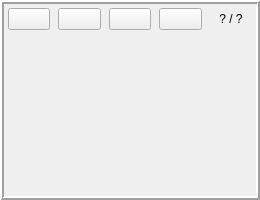
First picture: the form in src/Widgets/library.ui, repository Zugzwangs/Eternal-Deck-Builder, before the edit.
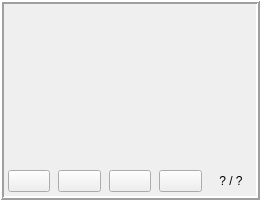
Second picture: the form after the edit. Icons and pictures are not drawn.

The edit to the form file:
```diff
--- a/src/Widgets/library.ui
+++ b/src/Widgets/library.ui
@@ -64,111 +64,6 @@
    <property name="bottomMargin">
     <number>0</number>
    </property>
-   <item>
-    <widget class="QFrame" name="frameButtons">
-     <property name="frameShape">
-      <enum>QFrame::NoFrame</enum>
-     </property>
-     <property name="frameShadow">
-      <enum>QFrame::Plain</enum>
-     </property>
-     <layout class="QHBoxLayout" name="frameButtonsLayout">
-      <property name="spacing">
-       <number>8</number>
-      </property>
-      <property name="leftMargin">
-       <number>4</number>
-      </property>
-      <property name="topMargin">
-       <number>4</number>
-      </property>
-      <property name="rightMargin">
-       <number>4</number>
-      </property>
-      <property name="bottomMargin">
-       <number>4</number>
-      </property>
-      <item>
-       <widget class="QPushButton" name="pbDraw">
-        <property name="text">
-         <string/>
-        </property>
-        <property name="icon">
-         <iconset resource="../res.qrc">
-          <normaloff>:/icons/draw.png</normaloff>:/icons/draw.png</iconset>
-        </property>
-        <property name="iconSize">
-         <size>
-          <width>48</width>
-          <height>24</height>
-         </size>
-        </property>
-       </widget>
-      </item>
-      <item>
-       <widget class="QPushButton" name="pbBrowse">
-        <property name="text">
-         <string/>
-        </property>
-        <property name="icon">
-         <iconset resource="../res.qrc">
-          <normaloff>:/icons/browse.png</normaloff>:/icons/browse.png</iconset>
-        </property>
-        <property name="iconSize">
-         <size>
-          <width>24</width>
-          <height>24</height>
-         </size>
-        </property>
-       </widget>
-      </item>
-      <item>
-       <widget class="QPushButton" name="pbBurn">
-        <property name="text">
-         <string/>
-        </property>
-        <property name="icon">
-         <iconset resource="../res.qrc">
-          <normaloff>:/icons/burn.png</normaloff>:/icons/burn.png</iconset>
-        </property>
-        <property name="iconSize">
-         <size>
-          <width>24</width>
-          <height>24</height>
-         </size>
-        </property>
-       </widget>
-      </item>
-      <item>
-       <widget class="QPushButton" name="pbShuffle">
-        <property name="text">
-         <string/>
-        </property>
-        <property name="icon">
-         <iconset resource="../res.qrc">
-          <normaloff>:/icons/shuffle.png</normaloff>:/icons/shuffle.png</iconset>
-        </property>
-        <property name="iconSize">
-         <size>
-          <width>24</width>
-          <height>24</height>
-         </size>
-        </property>
-       </widget>
-      </item>
-      <item>
-       <widget class="QLabel" name="CardCount">
-        <property name="text">
-         <string>? / ?</string>
-        </property>
-        <property name="alignment">
-         <set>Qt::AlignCenter</set>
-        </property>
-       </widget>
-      </item>
-     </layout>
-    </widget>
-   </item>
    <item>
     <widget class="QFrame" name="framePicture">
      <property name="styleSheet">
@@ -219,6 +114,111 @@
      </layout>
     </widget>
    </item>
+   <item>
+    <widget class="QFrame" name="frameButtons">
+     <property name="frameShape">
+      <enum>QFrame::NoFrame</enum>
+     </property>
+     <property name="frameShadow">
+      <enum>QFrame::Plain</enum>
+     </property>
+     <layout class="QHBoxLayout" name="frameButtonsLayout">
+      <property name="spacing">
+       <number>8</number>
+      </property>
+      <property name="leftMargin">
+       <number>4</number>
+      </property>
+      <property name="topMargin">
+       <number>4</number>
+      </property>
+      <property name="rightMargin">
+       <number>4</number>
+      </property>
+      <property name="bottomMargin">
+       <number>4</number>
+      </property>
+      <item>
+       <widget class="QPushButton" name="pbDraw">
+        <property name="text">
+         <string/>
+        </property>
+        <property name="icon">
+         <iconset resource="../res.qrc">
+          <normaloff>:/icons/draw.png</normaloff>:/icons/draw.png</iconset>
+        </property>
+        <property name="iconSize">
+         <size>
+          <width>48</width>
+          <height>24</height>
+         </size>
+        </property>
+       </widget>
+      </item>
+      <item>
+       <widget class="QPushButton" name="pbBrowse">
+        <property name="text">
+         <string/>
+        </property>
+        <property name="icon">
+         <iconset resource="../res.qrc">
+          <normaloff>:/icons/browse.png</normaloff>:/icons/browse.png</iconset>
+        </property>
+        <property name="iconSize">
+         <size>
+          <width>24</width>
+          <height>24</height>
+         </size>
+        </property>
+       </widget>
+      </item>
+      <item>
+       <widget class="QPushButton" name="pbBurn">
+        <property name="text">
+         <string/>
+        </property>
+        <property name="icon">
+         <iconset resource="../res.qrc">
+          <normaloff>:/icons/burn.png</normaloff>:/icons/burn.png</iconset>
+        </property>
+        <property name="iconSize">
+         <size>
+          <width>24</width>
+          <height>24</height>
+         </size>
+        </property>
+       </widget>
+      </item>
+      <item>
+       <widget class="QPushButton" name="pbShuffle">
+        <property name="text">
+         <string/>
+        </property>
+        <property name="icon">
+         <iconset resource="../res.qrc">
+          <normaloff>:/icons/shuffle.png</normaloff>:/icons/shuffle.png</iconset>
+        </property>
+        <property name="iconSize">
+         <size>
+          <width>24</width>
+          <height>24</height>
+         </size>
+        </property>
+       </widget>
+      </item>
+      <item>
+       <widget class="QLabel" name="CardCount">
+        <property name="text">
+         <string>? / ?</string>
+        </property>
+        <property name="alignment">
+         <set>Qt::AlignCenter</set>
+        </property>
+       </widget>
+      </item>
+     </layout>
+    </widget>
+   </item>
   </layout>
  </widget>
  <resources>
```
